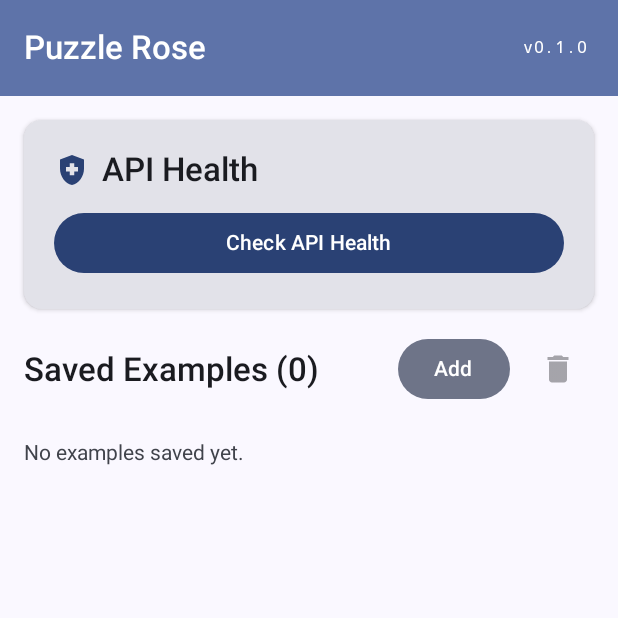
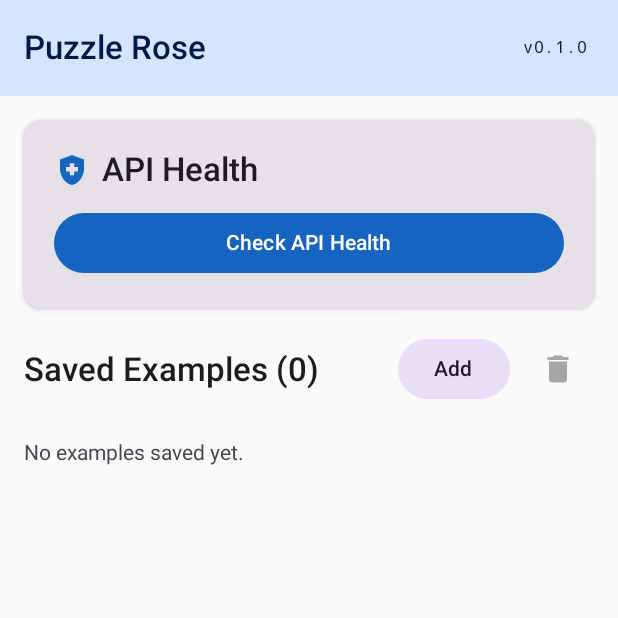
Before and after one commit to Crambambouli/Claude, an Android app built with Jetpack Compose: the screen it shows after launch (MainActivity), on a phone screen of 412 x 824 dp, the top half of it. Run offline under Robolectric (Android 15) with nearby library versions, the phone set to English and light mode, and no system bars; our stand-ins replace Room's generated code.

Commit message:
fix: disable dynamic colors for OEM compatibility, simplify debug build id
Dynamic Material You colors caused crashes on MIUI/One UI devices.
Switching to static color scheme eliminates this crash path entirely.
Also removes applicationIdSuffix=".debug" to avoid package name confusion.

https://claude.ai/code/session_01Xz3eX4DdcuncQt9GxKS414

```diff
--- a/puzzle_android/app/build.gradle.kts
+++ b/puzzle_android/app/build.gradle.kts
@@ -26,7 +26,6 @@ android {
 
     buildTypes {
         debug {
-            applicationIdSuffix = ".debug"
             isDebuggable = true
             isMinifyEnabled = false
         }
--- a/puzzle_android/app/src/main/kotlin/com/puzzle/android/ui/theme/Theme.kt
+++ b/puzzle_android/app/src/main/kotlin/com/puzzle/android/ui/theme/Theme.kt
@@ -1,14 +1,10 @@
 package com.puzzle.android.ui.theme
 
-import android.os.Build
 import androidx.compose.foundation.isSystemInDarkTheme
 import androidx.compose.material3.MaterialTheme
 import androidx.compose.material3.darkColorScheme
-import androidx.compose.material3.dynamicDarkColorScheme
-import androidx.compose.material3.dynamicLightColorScheme
 import androidx.compose.material3.lightColorScheme
 import androidx.compose.runtime.Composable
-import androidx.compose.ui.platform.LocalContext
 
 private val LightColorScheme = lightColorScheme(
     primary          = PrimaryLight,
@@ -35,31 +31,18 @@ private val DarkColorScheme = darkColorScheme(
 )
 
 /**
- * Top-level Material Design 3 theme for the Puzzle Android app.
+ * Top-level Material Design 3 theme for Puzzle Rose.
  *
- * On Android 12+ (API 31) dynamic colour is used when [dynamicColor] is true.
+ * Uses a static colour scheme (light/dark) for maximum OEM compatibility.
  * Light / dark switching follows the system setting automatically.
  */
 @Composable
 fun PuzzleAndroidTheme(
     darkTheme    : Boolean = isSystemInDarkTheme(),
-    dynamicColor : Boolean = true,
+    dynamicColor : Boolean = false,
     content      : @Composable () -> Unit
 ) {
-    val colorScheme = when {
-        dynamicColor && Build.VERSION.SDK_INT >= Build.VERSION_CODES.S -> {
-            val context = LocalContext.current
-            // runCatching: some OEM ROMs (MIUI, One UI) ship API 31 without
-            // the full system_accent* color resources → falls back to static scheme
-            runCatching {
-                if (darkTheme) dynamicDarkColorScheme(context) else dynamicLightColorScheme(context)
-            }.getOrElse {
-                if (darkTheme) DarkColorScheme else LightColorScheme
-            }
-        }
-        darkTheme -> DarkColorScheme
-        else      -> LightColorScheme
-    }
+    val colorScheme = if (darkTheme) DarkColorScheme else LightColorScheme
 
     MaterialTheme(
         colorScheme = colorScheme,
```
